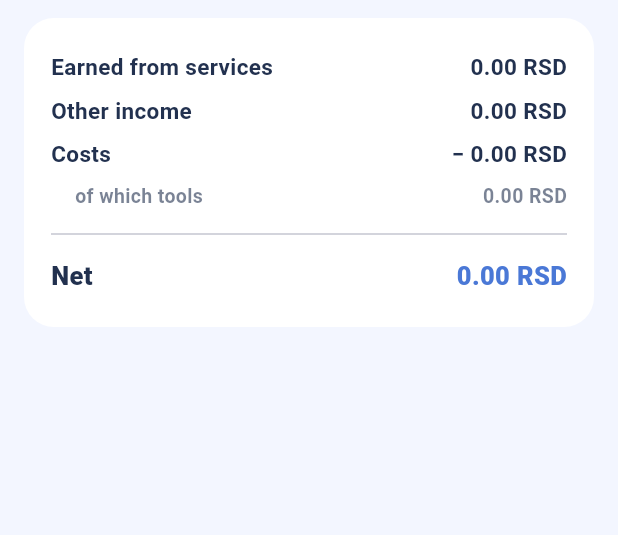
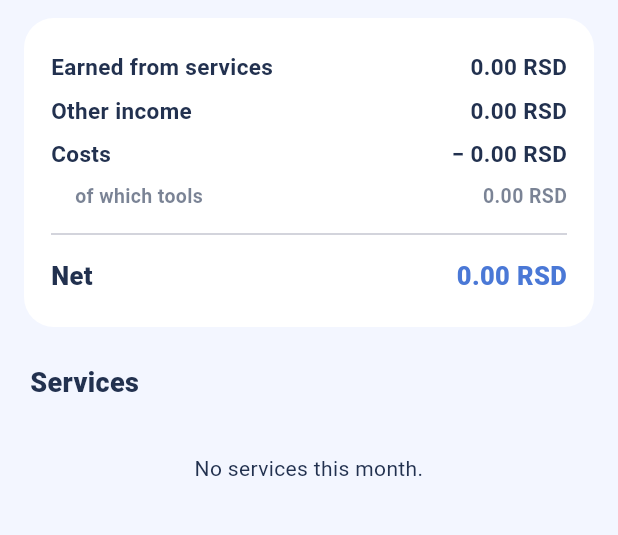
Before and after one commit to nananeko1305/car-expenses, a Flutter app: the screen it shows once a user with an empty profile is signed in, after a tap on "Earned this month", on a phone screen of 412 x 824 dp, the part 570-1105 px from its top. Run offline on Flutter 3.47's test engine with Material 3 defaults, Android fonts, the phone set to English and light mode, and no system bars; our stand-ins replace cloud_firestore, firebase_auth, firebase_core, firebase_messaging, image_picker, package_info_plus and 2 more; accounts and stored records are empty; network calls fail.

Commit message:
feat(services): show only this month, earlier months in the report
Services kept growing into one long list of everything ever done. It now
shows the current month only, and so do the earnings card and the counts
in the car and person filters. The card drops its all-time line; all
time belongs to the report.

Each month's report lists that month's services, opening them as before,
so nothing is out of reach. A car's history still shows all of its
services.

Co-Authored-By: Claude Opus 5.5 (1M context) <noreply@anthropic.com>

```diff
--- a/lib/l10n/app_en.arb
+++ b/lib/l10n/app_en.arb
@@ -261,5 +261,7 @@
   "costs": "Costs",
   "ofWhichTools": "of which tools",
   "net": "Net",
-  "openReport": "Report"
+  "openReport": "Report",
+  "noRepairsThisMonth": "No services this month yet.\nEarlier ones are in the monthly report.",
+  "noRepairsInMonth": "No services this month."
 }
--- a/lib/l10n/app_localizations.dart
+++ b/lib/l10n/app_localizations.dart
@@ -1231,6 +1231,18 @@ abstract class AppLocalizations {
   /// In en, this message translates to:
   /// **'Report'**
   String get openReport;
+
+  /// No description provided for @noRepairsThisMonth.
+  ///
+  /// In en, this message translates to:
+  /// **'No services this month yet.\nEarlier ones are in the monthly report.'**
+  String get noRepairsThisMonth;
+
+  /// No description provided for @noRepairsInMonth.
+  ///
+  /// In en, this message translates to:
+  /// **'No services this month.'**
+  String get noRepairsInMonth;
 }
 
 class _AppLocalizationsDelegate
--- a/lib/l10n/app_localizations_en.dart
+++ b/lib/l10n/app_localizations_en.dart
@@ -616,4 +616,11 @@ class AppLocalizationsEn extends AppLocalizations {
 
   @override
   String get openReport => 'Report';
+
+  @override
+  String get noRepairsThisMonth =>
+      'No services this month yet.\nEarlier ones are in the monthly report.';
+
+  @override
+  String get noRepairsInMonth => 'No services this month.';
 }
--- a/lib/l10n/app_localizations_sr.dart
+++ b/lib/l10n/app_localizations_sr.dart
@@ -615,4 +615,11 @@ class AppLocalizationsSr extends AppLocalizations {
 
   @override
   String get openReport => 'Izveštaj';
+
+  @override
+  String get noRepairsThisMonth =>
+      'Ovog meseca još nema servisa.\nRaniji su u mesečnom izveštaju.';
+
+  @override
+  String get noRepairsInMonth => 'Tog meseca nije bilo servisa.';
 }
--- a/lib/l10n/app_sr.arb
+++ b/lib/l10n/app_sr.arb
@@ -216,5 +216,7 @@
   "costs": "Troškovi",
   "ofWhichTools": "od toga alat",
   "net": "Neto",
-  "openReport": "Izveštaj"
+  "openReport": "Izveštaj",
+  "noRepairsThisMonth": "Ovog meseca još nema servisa.\nRaniji su u mesečnom izveštaju.",
+  "noRepairsInMonth": "Tog meseca nije bilo servisa."
 }
--- a/lib/models/report.dart
+++ b/lib/models/report.dart
@@ -8,6 +8,10 @@ typedef Amounts = Map<Currency, int>;
 
 /// The first day of the month [d] falls in.
 DateTime monthOf(DateTime d) => DateTime(d.year, d.month);
+
+/// Whether [d] falls in the same calendar month as [month].
+bool inMonth(DateTime d, DateTime month) =>
+    d.year == month.year && d.month == month.month;
 
 /// What the workshop did, took in and spent over one calendar month, or
 /// over all time. Worked out from the live data, never stored.
@@ -32,8 +36,7 @@ class Report {
     List<WalletEntry> entries = const [],
     List<Tool> tools = const [],
   }) {
-    bool within(DateTime d) =>
-        month == null || (d.year == month.year && d.month == month.month);
+    bool within(DateTime d) => month == null || inMonth(d, month);
 
     final earned = <Currency, int>{};
     final cars = <String>{};
--- a/lib/screens/home_screen.dart
+++ b/lib/screens/home_screen.dart
@@ -79,7 +79,7 @@ class _HomeScreenState extends State<HomeScreen> {
       case DrawerDestination.wallet:
         setState(() => _tab = 1);
       case DrawerDestination.report:
-        _open(ReportScreen(data: _data));
+        _open(ReportScreen(data: _data, profile: widget.profile));
       case DrawerDestination.search:
         _openSearch();
       case DrawerDestination.vehicles:
--- a/lib/screens/report_screen.dart
+++ b/lib/screens/report_screen.dart
@@ -2,19 +2,25 @@ import 'package:flutter/material.dart';
 
 import '../l10n/app_localizations.dart';
 import '../l10n/error_text.dart';
+import '../models/app_user.dart';
+import '../models/repair.dart';
 import '../models/report.dart';
 import '../services/live_data.dart';
 import '../widgets/month_switcher.dart';
+import '../widgets/repair_card.dart';
 import '../widgets/report_view.dart';
 import '../widgets/sync_banner.dart';
+import 'repair_form_screen.dart';
 
 /// The workshop's report, one month at a time or over all time: what it
 /// earned, how many cars and services it had, and where the money went.
-/// Stays live while open.
+/// A month also lists its services, since Services shows only the
+/// current one. Stays live while open.
 class ReportScreen extends StatefulWidget {
-  const ReportScreen({super.key, required this.data});
+  const ReportScreen({super.key, required this.data, required this.profile});
 
   final LiveData data;
+  final AppUser profile;
 
   @override
   State<ReportScreen> createState() => _ReportScreenState();
@@ -23,6 +29,18 @@ class ReportScreen extends StatefulWidget {
 class _ReportScreenState extends State<ReportScreen> {
   bool _allTime = false;
   DateTime _month = monthOf(DateTime.now());
+
+  void _openRepair(Repair repair) {
+    Navigator.of(context).push(
+      MaterialPageRoute(
+        builder: (_) => RepairFormScreen(
+          data: widget.data,
+          profile: widget.profile,
+          repair: repair,
+        ),
+      ),
+    );
+  }
 
   @override
   Widget build(BuildContext context) {
@@ -96,6 +114,29 @@ class _ReportScreenState extends State<ReportScreen> {
           ),
         const SizedBox(height: 8),
         ReportView(report: report),
+        if (!_allTime) ...[
+          Padding(
+            padding: const EdgeInsets.fromLTRB(4, 24, 4, 10),
+            child: Text(
+              t.repairs,
+              style: const TextStyle(fontSize: 18, fontWeight: FontWeight.w800),
+            ),
+          ),
+          if (report.services == 0)
+            Padding(
+              padding: const EdgeInsets.symmetric(vertical: 24),
+              child: Text(t.noRepairsInMonth, textAlign: TextAlign.center),
+            ),
+          for (final r in repairs.where((r) => inMonth(r.date, _month))) ...[
+            RepairCard(
+              repair: r,
+              vehicle: data.vehicleById(r.vehicleId),
+              authorName: data.nameOf(r.ownerId),
+              onTap: () => _openRepair(r),
+            ),
+            const SizedBox(height: 10),
+          ],
+        ],
       ],
     );
   }
--- a/lib/screens/services_tab.dart
+++ b/lib/screens/services_tab.dart
@@ -3,6 +3,7 @@ import 'package:flutter/material.dart';
 import '../l10n/app_localizations.dart';
 import '../models/app_user.dart';
 import '../models/repair.dart';
+import '../models/report.dart';
 import '../services/live_data.dart';
 import '../widgets/filter_pill.dart';
 import '../widgets/option_sheet.dart';
@@ -46,14 +47,19 @@ class _ServicesTabState extends State<ServicesTab> {
   Widget build(BuildContext context) {
     final t = AppLocalizations.of(context);
     final vehicles = _data.vehicles!;
+    // Only this month's services; earlier ones are in the monthly report.
+    final now = DateTime.now();
+    final thisMonth = _data.repairs!
+        .where((r) => inMonth(r.date, now))
+        .toList();
     // Services per car / per person, shown in the filter sheets.
     final perVehicle = <String, int>{};
     final perUser = <String, int>{};
-    for (final r in _data.repairs!) {
+    for (final r in thisMonth) {
       perVehicle[r.vehicleId] = (perVehicle[r.vehicleId] ?? 0) + 1;
       perUser[r.ownerId] = (perUser[r.ownerId] ?? 0) + 1;
     }
-    final repairs = _data.repairs!
+    final repairs = thisMonth
         .where((r) => _vehicleId == null || r.vehicleId == _vehicleId)
         .where((r) => _userId == null || r.ownerId == _userId)
         .toList();
@@ -114,14 +120,19 @@ class _ServicesTabState extends State<ServicesTab> {
           EarningsCard(
             repairs: repairs,
             onOpenReport: () => Navigator.of(context).push(
-              MaterialPageRoute(builder: (_) => ReportScreen(data: _data)),
+              MaterialPageRoute(
+                builder: (_) =>
+                    ReportScreen(data: _data, profile: widget.profile),
+              ),
             ),
           ),
           const SizedBox(height: 16),
           if (vehicles.isEmpty)
             _centered(t.noVehiclesYet)
+          else if (_data.repairs!.isEmpty)
+            _centered(t.noRepairs)
           else if (repairs.isEmpty)
-            _centered(t.noRepairs),
+            _centered(t.noRepairsThisMonth),
           for (final r in repairs) ...[
             RepairCard(
               repair: r,
--- a/lib/widgets/earnings_card.dart
+++ b/lib/widgets/earnings_card.dart
@@ -6,8 +6,8 @@ import '../models/report.dart';
 import '../money/money.dart';
 import '../theme/app_colors.dart';
 
-/// What the shown services earned this month, with all time beneath it.
-/// Tapping it opens the monthly report.
+/// What the shown services earned this month. All time is left to the
+/// report, which tapping it opens.
 class EarningsCard extends StatelessWidget {
   const EarningsCard({
     super.key,
@@ -23,7 +23,6 @@ class EarningsCard extends StatelessWidget {
     final t = AppLocalizations.of(context);
     final locale = Localizations.localeOf(context).toLanguageTag();
     final month = Report.of(month: DateTime.now(), repairs: repairs);
-    final allTime = Report.of(repairs: repairs);
     final soft = Colors.white.withValues(alpha: 0.85);
 
     return Material(
@@ -73,50 +72,6 @@ class EarningsCard extends StatelessWidget {
                 t.repairsCount(month.services),
                 style: TextStyle(color: soft),
               ),
-              Padding(
-                padding: const EdgeInsets.symmetric(vertical: 14),
-                child: Divider(
-                  height: 1,
-                  color: Colors.white.withValues(alpha: 0.25),
-                ),
-              ),
-              Row(
-                crossAxisAlignment: CrossAxisAlignment.start,
-                children: [
-                  Expanded(
-                    child: Column(
-                      crossAxisAlignment: CrossAxisAlignment.start,
-                      children: [
-                        Text(
-                          t.reportAllTime,
-                          style: TextStyle(
-                            color: soft,
-                            fontWeight: FontWeight.w600,
-                          ),
-                        ),
-                        Text(
-                          t.repairsCount(allTime.services),
-                          style: TextStyle(color: soft, fontSize: 13),
-                        ),
-                      ],
-                    ),
-                  ),
-                  Column(
-                    crossAxisAlignment: CrossAxisAlignment.end,
-                    children: [
-                      for (final line in formatSums(allTime.earned, locale))
-                        Text(
-                          line,
-                          style: const TextStyle(
-                            color: Colors.white,
-                            fontSize: 17,
-                            fontWeight: FontWeight.w800,
-                          ),
-                        ),
-                    ],
-                  ),
-                ],
-              ),
             ],
           ),
         ),
```
Also changed, not shown: 2 other files.
